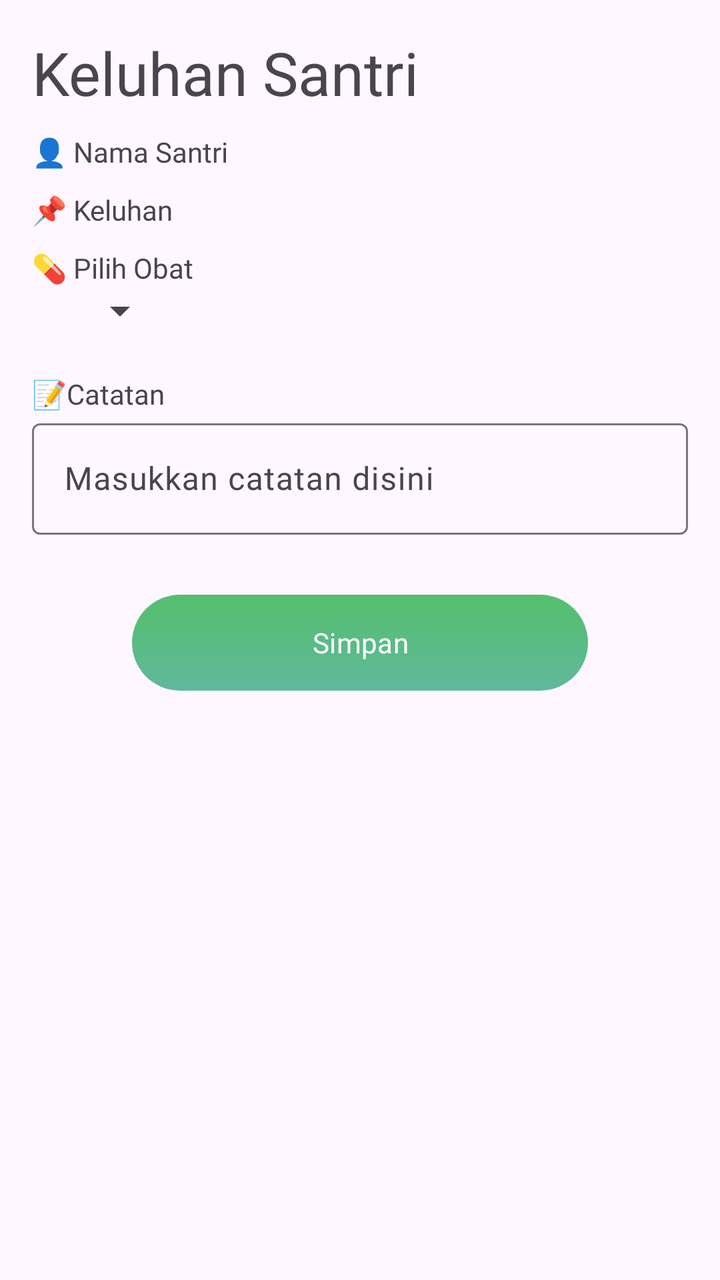
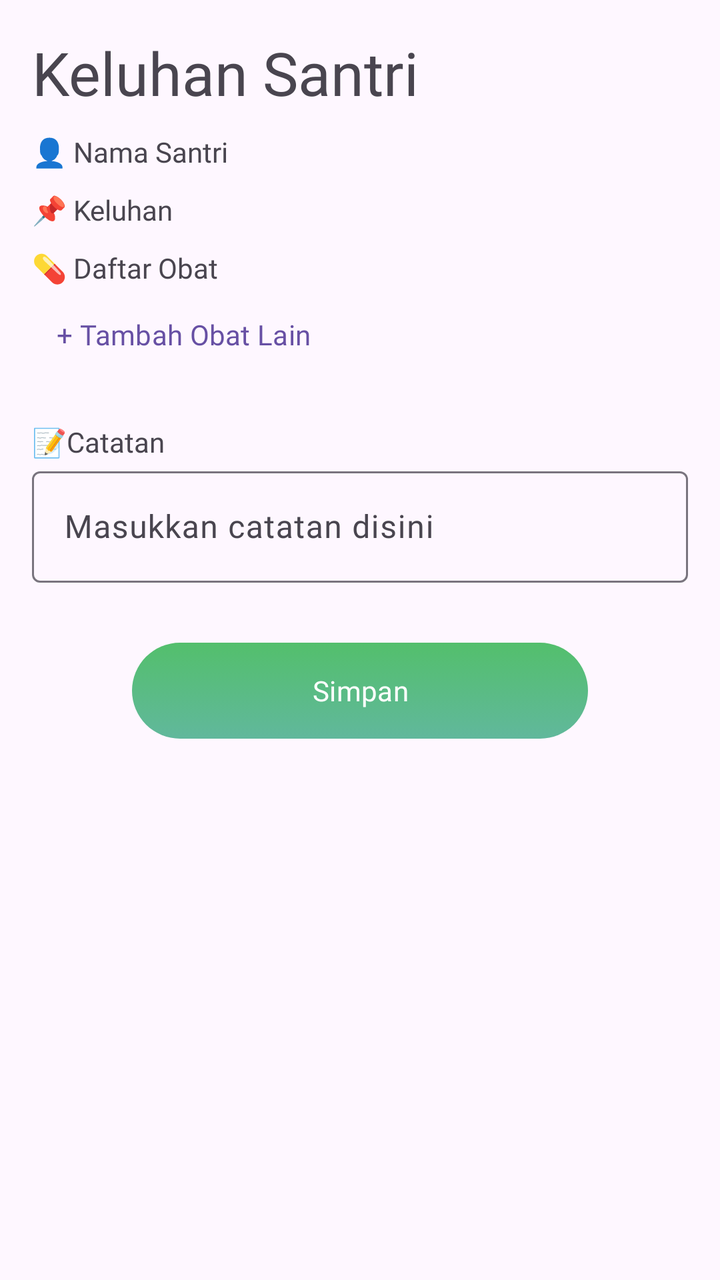

Before-and-after screenshots of an Android layout around one commit, followed by the original layout XML and the change that was made.
<!-- AndroidManifest.xml: application theme Theme.PetikCare -->
<!-- res/layout/bottom_sheet_keluhan.xml -->
<?xml version="1.0" encoding="utf-8"?>
<LinearLayout xmlns:android="http://schemas.android.com/apk/res/android"
    xmlns:app="http://schemas.android.com/apk/res-auto"
    android:layout_width="match_parent"
    android:layout_height="wrap_content"
    android:orientation="vertical"
    android:padding="16dp">

    <TextView
        android:layout_width="match_parent"
        android:layout_height="wrap_content"
        android:text="@string/keluhan_santri"
        android:fontFamily="@font/poppins_medium"
        android:textSize="30sp"/>

    <TextView
        android:id="@+id/tv_nama"
        android:layout_width="wrap_content"
        android:layout_height="wrap_content"
        android:text="@string/nama_santri"
        android:layout_marginTop="10dp"
        android:fontFamily="@font/poppins_medium"/>

    <TextView
        android:id="@+id/tv_keluhan"
        android:layout_width="wrap_content"
        android:layout_height="wrap_content"
        android:text="@string/keluhan"
        android:fontFamily="@font/poppins_medium"
        android:layout_marginTop="10dp"/>

    <TextView
        android:id="@+id/tv_pilih_obat"
        android:layout_width="wrap_content"
        android:layout_height="wrap_content"
        android:fontFamily="@font/poppins_medium"
        android:text="@string/pilih_obat"
        android:layout_marginTop="10dp"/>

    <Spinner
        android:id="@+id/spinner_obat"
        android:layout_width="wrap_content"
        android:layout_height="wrap_content"
        android:layout_marginHorizontal="20dp"/>

    <TextView
        android:layout_width="wrap_content"
        android:layout_height="wrap_content"
        android:fontFamily="@font/poppins_medium"
        android:text="@string/catatan"
        android:layout_marginTop="20dp"/>

    <com.google.android.material.textfield.TextInputLayout
        android:id="@+id/til_catatan"
        android:layout_width="match_parent"
        android:layout_height="wrap_content"
        android:hint="@string/input_catatan">

        <com.google.android.material.textfield.TextInputEditText
            android:id="@+id/et_catatan"
            android:fontFamily="@font/poppins_medium"
            android:layout_width="match_parent"
            android:layout_height="wrap_content"
            android:inputType="text"/>

    </com.google.android.material.textfield.TextInputLayout>


    <com.google.android.material.button.MaterialButton
        android:id="@+id/btn_simpan"
        android:layout_width="match_parent"
        android:layout_height="wrap_content"
        android:background="@drawable/btn_linear_green"
        android:text="@string/simpan"
        android:layout_marginTop="30dp"
        android:fontFamily="@font/poppins_medium"
        app:backgroundTint="@null"
        android:layout_marginHorizontal="50dp"/>

</LinearLayout>
<!-- resources referenced by this layout -->
<resources>
  <!-- drawable btn_linear_green (drawable) -->
  <?xml version="1.0" encoding="utf-8"?>
  <selector xmlns:android="http://schemas.android.com/apk/res/android">
      <item android:state_pressed="true">
          <shape>
              <corners android:radius="30dp"/>
              <gradient
                  android:type="linear"
                  android:startColor="#3FAE5B"
                  android:endColor="#4AAE8D"
                  android:angle="270"/>
  
          </shape>
      </item>
      <item>
          <shape>
              <corners android:radius="30dp"/>
              <gradient
                  android:type="linear"
                  android:startColor="#53BF6C"
                  android:endColor="#61B89C"
                  android:angle="270"/>
          </shape>
      </item>
  </selector>
  <string name="catatan">📝Catatan</string>
  <string name="input_catatan">Masukkan catatan disini</string>
  <string name="keluhan">📌 Keluhan</string>
  <string name="keluhan_santri">Keluhan Santri</string>
  <string name="nama_santri">👤 Nama Santri</string>
  <string name="pilih_obat">💊 Pilih Obat</string>
  <string name="simpan">Simpan</string>
  <style name="Theme.PetikCare" parent="Base.Theme.PetikCare" />
  <style name="Base.Theme.PetikCare" parent="Theme.Material3.DayNight.NoActionBar">
          
          
      </style>
</resources>

<!-- the commit's change to res/layout/bottom_sheet_keluhan.xml (unified diff, before → after) -->
@@ -30,19 +30,28 @@
         android:layout_marginTop="10dp"/>
 
     <TextView
-        android:id="@+id/tv_pilih_obat"
+        android:id="@+id/tv_daftar_obat"
         android:layout_width="wrap_content"
         android:layout_height="wrap_content"
         android:fontFamily="@font/poppins_medium"
-        android:text="@string/pilih_obat"
+        android:text="@string/daftar_obat"
         android:layout_marginTop="10dp"/>
 
-    <Spinner
-        android:id="@+id/spinner_obat"
-        android:layout_width="wrap_content"
+    <LinearLayout
+        android:id="@+id/container_obat"
+        android:layout_width="match_parent"
         android:layout_height="wrap_content"
-        android:layout_marginHorizontal="20dp"/>
+        android:orientation="vertical">
 
+        <Button
+            android:id="@+id/btn_tambah_obat"
+            android:layout_width="wrap_content"
+            android:layout_height="match_parent"
+            style="@style/Widget.Material3.Button.TextButton"
+            android:text="@string/tambah_obat"
+            android:fontFamily="@font/poppins_medium"/>
+
+    </LinearLayout>
     <TextView
         android:layout_width="wrap_content"
         android:layout_height="wrap_content"
<!-- resource entries referenced after the edit -->
@@ -26,12 +26,13 @@
       </item>
   </selector>
   <string name="catatan">📝Catatan</string>
+  <string name="daftar_obat">💊 Daftar Obat</string>
   <string name="input_catatan">Masukkan catatan disini</string>
   <string name="keluhan">📌 Keluhan</string>
   <string name="keluhan_santri">Keluhan Santri</string>
   <string name="nama_santri">👤 Nama Santri</string>
-  <string name="pilih_obat">💊 Pilih Obat</string>
   <string name="simpan">Simpan</string>
+  <string name="tambah_obat">+ Tambah Obat Lain</string>
   <style name="Theme.PetikCare" parent="Base.Theme.PetikCare" />
   <style name="Base.Theme.PetikCare" parent="Theme.Material3.DayNight.NoActionBar">
           
